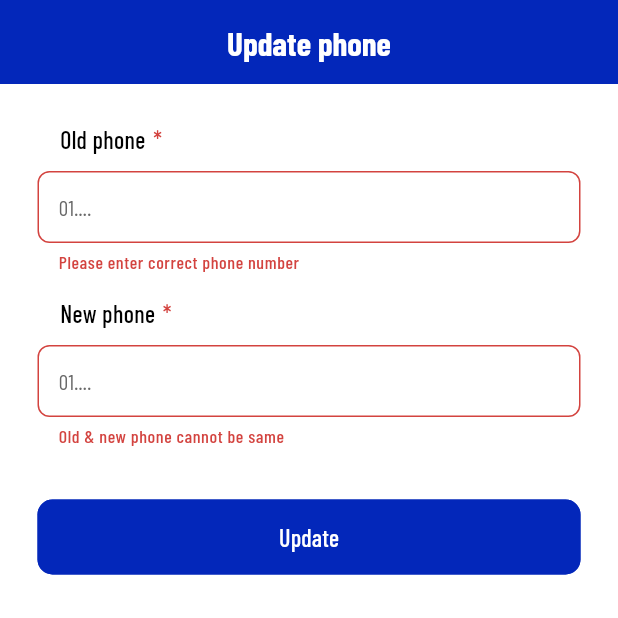
After one commit to Neloy-SWE/wash_your_cloth_mobile_app, a Flutter app: the ScreenChangePhone screen opened by its route, after a tap on "Update", on a phone screen of 412 x 824 dp, the top half of it. The commit adds this screen. Run offline on Flutter 3.47's test engine with Material 3 defaults, Android fonts, the phone set to English and light mode, and no system bars; our stand-ins replace dio, equatable, flutter_bloc, flutter_secure_storage, go_router; accounts and stored records are empty.

Commit message:
change phone page added

```diff
--- a/lib/presentation/screen/authentication/change_password/screen_change_password.dart
+++ b/lib/presentation/screen/authentication/change_password/screen_change_password.dart
@@ -144,7 +144,7 @@ class _ScreenChangePasswordState extends State<ScreenChangePassword> {
                         if (value == null || value.isEmpty) {
                           return AppValidator.validatorPassword;
                         } else if (value == controllerOldPassword.text) {
-                          return AppValidator.validatorIsMatched;
+                          return AppValidator.validatorIsPasswordMatched;
                         } else {
                           return null;
                         }
--- /dev/null
+++ b/lib/presentation/screen/authentication/change_phone/screen_change_phone.dart
@@ -0,0 +1,147 @@
+/*
+Created by Neloy on 18 September, 2026.
+Email: taufiqneloy.swe@gmail.com
+*/
+
+import 'package:flutter/material.dart';
+import 'package:flutter_bloc/flutter_bloc.dart';
+import 'package:go_router/go_router.dart';
+import 'package:wash_your_cloth_mobile_app/presentation/screen/authentication/change_phone/bloc/change_phone_bloc.dart';
+
+import '../../../../router/app_router.dart';
+import '../../../../utilities/app_constant.dart';
+import '../../../../utilities/app_size.dart';
+import '../../../../utilities/app_text.dart';
+import '../../../../utilities/app_validator.dart';
+import '../../../custom_widget/custom_button.dart';
+import '../../../custom_widget/custom_dialogue.dart';
+import '../../../custom_widget/custom_snack_bar.dart';
+import '../../../custom_widget/custom_text_field.dart';
+
+class ScreenChangePhone extends StatefulWidget {
+  const ScreenChangePhone({super.key});
+
+  @override
+  State<ScreenChangePhone> createState() => _ScreenChangePhoneState();
+}
+
+class _ScreenChangePhoneState extends State<ScreenChangePhone> {
+  final TextEditingController controllerOldPhone = TextEditingController();
+  final TextEditingController controllerNewPhone = TextEditingController();
+
+  final _updatePhoneKey = GlobalKey<FormState>();
+
+  @override
+  void dispose() {
+    controllerOldPhone.dispose();
+    controllerNewPhone.dispose();
+    super.dispose();
+  }
+
+  @override
+  Widget build(BuildContext context) {
+    return Scaffold(
+      appBar: AppBar(title: Text(AppText.updatePhone)),
+      body: SafeArea(
+        child: BlocConsumer<ChangePhoneBloc, ChangePhoneState>(
+          listener: (context, state) {
+            if (state is ChangePhoneStateLoading) {
+              CallDialogue.showLoader(context);
+            } else if (state is ChangePhoneStateNavigateOTP) {
+              CallDialogue.hideLoader(context);
+              CustomSnackBar.primary(
+                context: context,
+                contentText: state.message,
+              );
+              WidgetsBinding.instance.addPostFrameCallback((_) {
+                if (context.mounted) {
+                  context.push(
+                    AppRouter.screenOTP,
+                    extra: {
+                      AppConstant.otpRequestId: state.otpRequestId,
+                      AppConstant.recordId: state.recordId,
+                    },
+                  );
+                }
+              });
+            } else if (state is ChangePhoneStateResult) {
+              CallDialogue.hideLoader(context);
+              CallDialogue.showResult(
+                context: context,
+                message: state.message,
+                onOk: () {
+                  CallDialogue.hideLoader(context);
+                },
+              );
+            }
+          },
+
+          builder: (context, state) {
+            return SingleChildScrollView(
+              padding: AppSize.paddingAll25,
+              child: Form(
+                key: _updatePhoneKey,
+                child: Column(
+                  children: [
+                    // old phone:
+                    CustomFieldPrimary(
+                      controller: controllerOldPhone,
+                      textInputType: TextInputType.phone,
+                      textInputAction: TextInputAction.next,
+                      title: AppText.oldPhone,
+                      label: AppText.phoneHint,
+                      validator: (value) {
+                        if (AppValidator.isPhone(value)) {
+                          return null;
+                        } else {
+                          return AppValidator.validatePhone;
+                        }
+                      },
+                    ),
+                    AppSize.gapH15,
+
+                    // new phone:
+                    CustomFieldPrimary(
+                      controller: controllerNewPhone,
+                      textInputType: TextInputType.phone,
+                      textInputAction: TextInputAction.next,
+                      title: AppText.newPhone,
+                      label: AppText.phoneHint,
+                      validator: (value) {
+                        if (value == controllerOldPhone.text){
+                          return AppValidator.validatorIsPhoneMatched;
+                        }
+                        if (AppValidator.isPhone(value)) {
+                          return null;
+                        } else {
+                          return AppValidator.validatePhone;
+                        }
+                      },
+                    ),
+                    AppSize.gapH35,
+                    CustomButton(
+                      onPressed: _updatePhone,
+                      buttonText: AppText.update,
+                    ),
+                  ],
+                ),
+              ),
+            );
+          },
+        ),
+      ),
+    );
+  }
+
+  void _updatePhone() {
+    if (_updatePhoneKey.currentState!.validate()) {
+      FocusManager.instance.primaryFocus?.unfocus();
+      context.read<ChangePhoneBloc>().add(
+        ChangePhoneEventProceed(
+          oldPhone: controllerOldPhone.text.trim(),
+          newPhone: controllerNewPhone.text.trim(),
+        ),
+      );
+    }
+  }
+}
--- a/lib/presentation/screen/user/profile/view/screen_profile_user.dart
+++ b/lib/presentation/screen/user/profile/view/screen_profile_user.dart
@@ -129,7 +129,9 @@ class ScreenProfileUser extends StatelessWidget {
                             ),
                           ),
                           IconButton(
-                            onPressed: () {},
+                            onPressed: () {
+                              context.push(AppRouter.screenChangePhone);
+                            },
                             icon: const Icon(
                               Icons.edit,
                               color: AppColor.colorPrimary,
--- a/lib/router/app_router.dart
+++ b/lib/router/app_router.dart
@@ -9,6 +9,7 @@ import 'package:go_router/go_router.dart';
 import 'package:wash_your_cloth_mobile_app/data/repository/repository_order.dart';
 import 'package:wash_your_cloth_mobile_app/presentation/screen/authentication/change_password/bloc/change_password_bloc.dart';
 import 'package:wash_your_cloth_mobile_app/presentation/screen/authentication/change_password/screen_change_password.dart';
+import 'package:wash_your_cloth_mobile_app/presentation/screen/authentication/change_phone/screen_change_phone.dart';
 import 'package:wash_your_cloth_mobile_app/presentation/screen/authentication/login/screen_login.dart';
 import 'package:wash_your_cloth_mobile_app/presentation/screen/authentication/otp/bloc/otp_bloc.dart';
 import 'package:wash_your_cloth_mobile_app/presentation/screen/authentication/otp/screen_otp.dart';
@@ -30,6 +31,7 @@ import '../data/repository/repository_authentication.dart';
 import '../data/repository/repository_profile.dart';
 import '../data/repository/repository_shop.dart';
 import '../data/use_case/order/use_case_order_place.dart';
+import '../presentation/screen/authentication/change_phone/bloc/change_phone_bloc.dart';
 import '../presentation/screen/authentication/login/bloc/login_bloc.dart';
 import '../presentation/screen/authentication/registration/screen_registration.dart';
 import '../presentation/screen/user/order/order_list/screen_order_list_user.dart';
@@ -61,6 +63,7 @@ class AppRouter {
   static const String screenCart = "/screenCart";
   static const String screenProfileUpdateUser = "/screenProfileUpdateUser";
   static const String screenChangePassword = "/screenChangePassword";
+  static const String screenChangePhone = "/screenChangePhone";
 
   static final GoRouter door = GoRouter(
     navigatorKey: navigator,
@@ -265,6 +268,19 @@ class AppRouter {
           );
         },
       ),
+
+      GoRoute(
+        path: AppRouter.screenChangePhone,
+        builder: (context, state) {
+          return BlocProvider<ChangePhoneBloc>(
+            create: (context) => ChangePhoneBloc(
+              repositoryAuthentication: context
+                  .read<IRepositoryAuthentication>(),
+            ),
+            child: ScreenChangePhone(),
+          );
+        },
+      ),
     ],
   );
 }
--- a/lib/utilities/app_text.dart
+++ b/lib/utilities/app_text.dart
@@ -81,9 +81,12 @@ class AppText {
   static const String updateProfile = "Update profile";
   static const String update = "Update";
   static const String updatePassword = "Update password";
-  static const String changePassword = "Update password";
+  static const String changePassword = "Change password";
   static const String oldPassword = "Old password";
   static const String newPassword = "New password";
   static const String confirmNewPassword = "Confirm new password";
   static const String logout = "Logout";
+  static const String updatePhone = "Update phone";
+  static const String oldPhone = "Old phone";
+  static const String newPhone = "New phone";
 }
--- a/lib/utilities/app_validator.dart
+++ b/lib/utilities/app_validator.dart
@@ -6,7 +6,8 @@ Email: taufiqneloy.swe@gmail.com
 class AppValidator {
   static const String validatePhone = "Please enter correct phone number";
   static const String validatorPassword = "Please check password";
-  static const String validatorIsMatched = "Old & new password cannot be same";
+  static const String validatorIsPasswordMatched = "Old & new password cannot be same";
+  static const String validatorIsPhoneMatched = "Old & new phone cannot be same";
   static const String validatorPasswordIsNotMatched = "Password is not matched";
   static const String validatorName = "Please enter your name";
   static const String validatorShopName = "Please enter your shop name";
```
